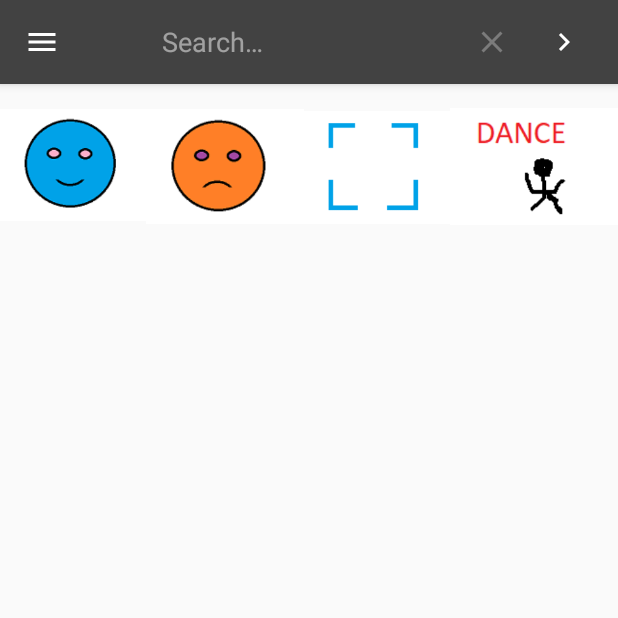
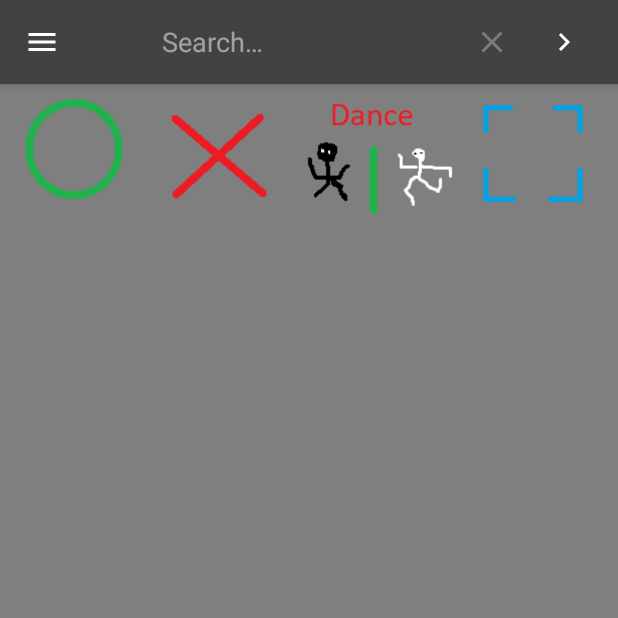
Before and after one commit to jacklyu/BeyondDancing, an Android app: the fragment VideobarFragment placed in its activity, after a tap on "Search", on a phone screen of 412 x 824 dp, the top half of it. Run offline under Robolectric (Android 15) with nearby library versions, the phone set to English and light mode, and no system bars; our stand-ins replace Picasso; libraries missing offline, so code that uses them is left out: com.loopj.android, cz.msebera.android; pictures from the network do not load.

```diff
--- a/Application/build.gradle
+++ b/Application/build.gradle
@@ -34,6 +34,7 @@ dependencies {
     implementation 'com.google.android.gms:play-services-auth:15.0.1'
     implementation 'com.loopj.android:android-async-http:1.4.9'
     implementation 'com.squareup.picasso:picasso:2.71828'
+    implementation 'com.android.support.constraint:constraint-layout:1.1.2'
 }
 apply plugin: 'com.google.gms.google-services'
 
--- a/Application/src/main/java/com/example/android/BeyondDancing/PlaybackActivity.java
+++ b/Application/src/main/java/com/example/android/BeyondDancing/PlaybackActivity.java
@@ -86,7 +86,7 @@ public class PlaybackActivity extends Activity implements Observer {
         ;
         Uri video1uri = DModel.getUri(1);//Uri.parse(videoone);
         Uri video2uri =  DModel.getUri(2);//Uri.parse(videotwo);
-        if(video2uri ==null){
+        if(video1uri ==null ||video2uri ==null ){
             Toast.makeText(this, "need one or more video, pls record", Toast.LENGTH_SHORT).show();
             Intent intent = new Intent( this,CameraActivity.class);
             startActivity(intent);
--- a/Application/src/main/java/com/example/android/BeyondDancing/VideobarFragment.java
+++ b/Application/src/main/java/com/example/android/BeyondDancing/VideobarFragment.java
@@ -15,6 +15,7 @@ public class VideobarFragment extends Fragment implements View.OnClickListener {
     public View onCreateView(LayoutInflater inflater, @Nullable ViewGroup container, Bundle savedInstanceState) {
 
         View v = inflater.inflate(R.layout.videobar, container, false);
+
         dance = (ImageButton) v.findViewById(R.id.danceit);
         dance.setOnClickListener(new View.OnClickListener() {
             @Override
@@ -23,7 +24,8 @@ public class VideobarFragment extends Fragment implements View.OnClickListener {
                 startActivity(intent);
             }
         });
-        interst = (ImageButton) v.findViewById(R.id.upvote);
+
+        interst = (ImageButton) v.findViewById(R.id.select);
         interst.setOnClickListener(new View.OnClickListener() {
             @Override
             public void onClick(View v) {
--- a/Application/src/main/java/com/example/android/BeyondDancing/WatchvideoActivity.java
+++ b/Application/src/main/java/com/example/android/BeyondDancing/WatchvideoActivity.java
@@ -36,9 +36,9 @@ public class WatchvideoActivity extends Activity implements Observer {
         video.setVideoURI(u);
         videoFragment = new VideobarFragment();
         videocrl = new MediaController(this);
+
+        video.setMediaController(videocrl);
         videocrl.setAnchorView(video);
-        video.setMediaController(videocrl);
-
         video.requestFocus();
 
         FragmentManager fragmentManager = getFragmentManager();
--- a/Application/src/main/res/layout/videobar.xml
+++ b/Application/src/main/res/layout/videobar.xml
@@ -2,46 +2,48 @@
 <LinearLayout xmlns:android="http://schemas.android.com/apk/res/android"
     xmlns:app="http://schemas.android.com/apk/res-auto"
     android:layout_width="match_parent"
-    android:layout_height="match_parent">
+    android:layout_height="match_parent"
+    android:background="@color/grey">
+
     <ImageButton
-        android:id="@+id/upvote"
+        android:id="@+id/select"
         android:layout_width="wrap_content"
-        android:layout_height="108dp"
+        android:layout_height="94dp"
         android:layout_weight="1"
         android:background="@android:color/transparent"
         android:scaleType="fitCenter"
-        android:src="@drawable/upvote"
-        app:srcCompat="@drawable/upvote" />
+        android:src="@drawable/select"
+        app:srcCompat="@drawable/select" />
+
     <ImageButton
-        android:id="@+id/downvote"
+        android:id="@+id/reject"
         android:layout_width="wrap_content"
-        android:layout_height="110dp"
+        android:layout_height="94dp"
         android:layout_weight="1"
         android:background="@android:color/transparent"
         android:scaleType="fitCenter"
-        android:src="@drawable/downvote"
-        app:srcCompat="@drawable/downvote" />
-
-
-
+        android:src="@drawable/reject"
+        app:srcCompat="@drawable/reject" />
 
 
     <ImageButton
-        android:id="@+id/fullscreen"
-        android:background="@android:color/transparent"
-        android:scaleType="fitCenter"
-        android:layout_width="wrap_content"
-        android:layout_height="111dp"
-        android:layout_weight="1"
-        android:src="@drawable/fullscreen"
-        app:srcCompat="@drawable/fullscreen" />
-    <ImageButton
         android:id="@+id/danceit"
         android:layout_width="wrap_content"
+        android:layout_height="96dp"
+        android:layout_weight="1"
         android:background="@android:color/transparent"
-        android:layout_height="110dp"
-        android:layout_weight="1"
         android:scaleType="fitCenter"
         android:src="@drawable/dance"
         app:srcCompat="@drawable/dance" />
+
+    <ImageButton
+        android:id="@+id/fullscreen"
+        android:layout_width="wrap_content"
+        android:layout_height="94dp"
+        android:layout_weight="1"
+        android:background="@android:color/transparent"
+        android:scaleType="fitCenter"
+        android:src="@drawable/fullscreen"
+        app:srcCompat="@drawable/fullscreen" />
+
 </LinearLayout>
--- a/Application/src/main/res/layout/view_video.xml
+++ b/Application/src/main/res/layout/view_video.xml
@@ -1,13 +1,12 @@
 <?xml version="1.0" encoding="utf-8"?>
 <LinearLayout xmlns:android="http://schemas.android.com/apk/res/android"
+    xmlns:app="http://schemas.android.com/apk/res-auto"
+    xmlns:tools="http://schemas.android.com/tools"
+    android:id="@+id/linearLayout"
     android:layout_width="match_parent"
     android:layout_height="match_parent"
     android:orientation="vertical">
 
-    <VideoView
-        android:id="@+id/videodance"
-        android:layout_width="match_parent"
-        android:layout_height="400dp" />
 
     <fragment
         android:id="@+id/fragmentvideo"
@@ -15,4 +14,10 @@
         android:layout_width="match_parent"
         android:layout_height="121dp" />
 
+    <VideoView
+        android:id="@+id/videodance"
+        android:layout_width="match_parent"
+        android:layout_height="wrap_content" />
+
+
 </LinearLayout>
--- a/Application/src/main/res/values-v21/base-colors.xml
+++ b/Application/src/main/res/values-v21/base-colors.xml
@@ -21,4 +21,5 @@
     <color name="color3">#f4ad90</color>
     <color name="color4">#f3d7a6</color>
     <color name="color5">#ff9c6a</color>
+    <color name="grey">#7f7f7f</color>
 </resources>
```
Also changed, not shown: Application/src/main/res/drawable/dance.png, Application/src/main/res/drawable/fullscreen.png, Application/src/main/res/drawable/reject.png (added), Application/src/main/res/drawable/select.png (added).
